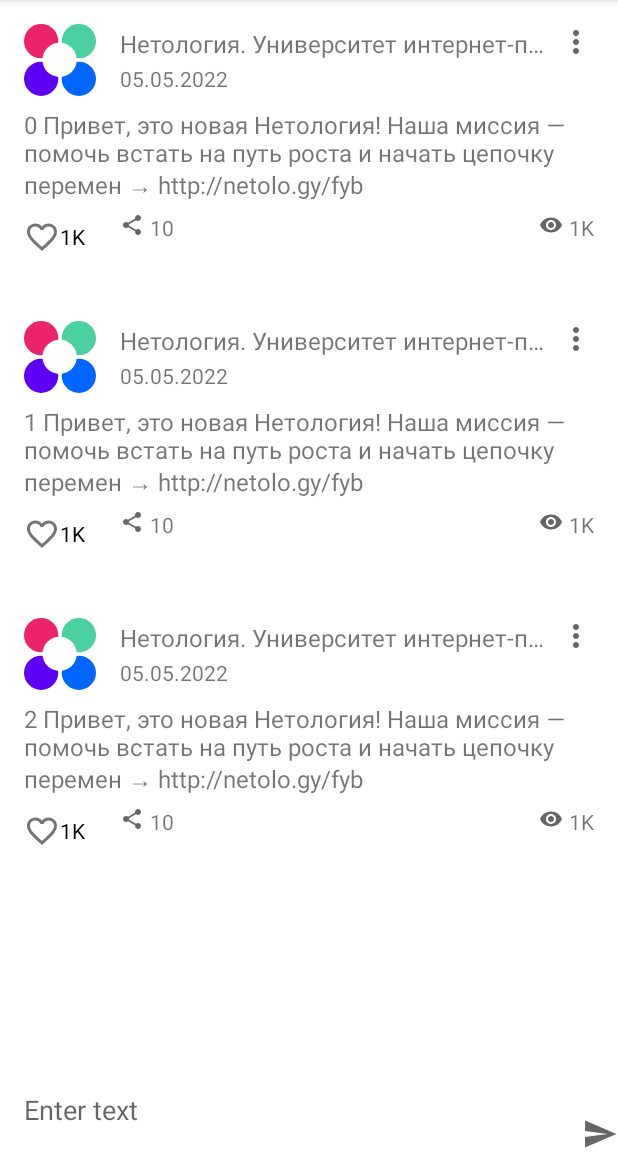
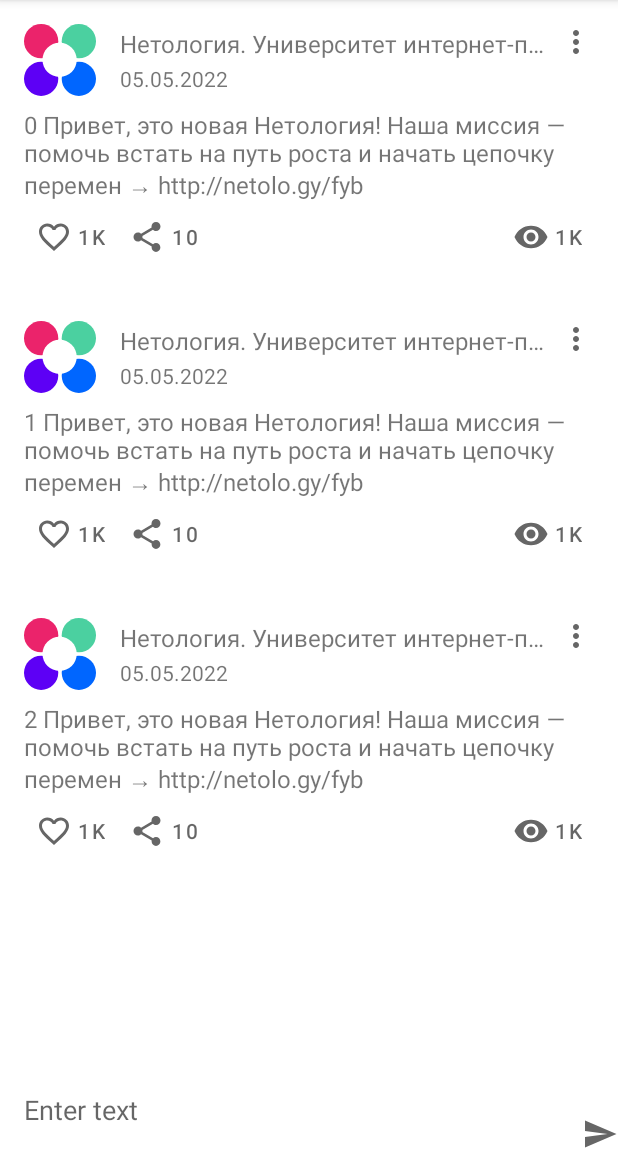
Before and after one commit to NatAnatTer/NMedia, an Android app: the screen it shows after launch (MainActivity), on a phone screen of 412 x 824 dp, the part 84-1236 px from its top. Run offline under Robolectric (Android 15) with nearby library versions, the phone set to English and light mode, and no system bars.

Commit message:
add button

```diff
--- a/app/src/main/java/ru/netology/nmedia/adapter/PostsAdapter.kt
+++ b/app/src/main/java/ru/netology/nmedia/adapter/PostsAdapter.kt
@@ -65,8 +65,8 @@ internal class PostsAdapter(
                // like.setButtonDrawable(getLikeIconResId(post.likedByMe))
                 like.text = getTextViewCount(post.likes)
                 like.isChecked = post.likedByMe
-                usersViewsCount.text = getTextViewCount(post.views)
-                repostsCount.text = getTextViewCount(post.reposts)
+                usersViews.text = getTextViewCount(post.views)
+                reposts.text = getTextViewCount(post.reposts)
                 avatar.setImageResource(post.avatar)
 
             }
@@ -99,3 +99,67 @@ fun getTextViewCount(count: Int): String {
         else -> "1B"
     }
 }
+
+//<androidx.appcompat.widget.AppCompatImageButton
+//android:id="@+id/users_views"
+//android:layout_width="wrap_content"
+//android:layout_height="wrap_content"
+//android:layout_marginTop="@dimen/margin_top"
+//android:layout_marginEnd="4dp"
+//android:background="@android:color/transparent"
+//android:contentDescription="@string/views"
+//android:src="@drawable/ic_views_16"
+//app:layout_constraintEnd_toStartOf="@id/users_views_count"
+//app:layout_constraintTop_toBottomOf="@id/body_barrier" />
+//
+//<androidx.appcompat.widget.AppCompatTextView
+//android:id="@+id/users_views_count"
+//android:layout_width="wrap_content"
+//android:layout_height="wrap_content"
+//android:layout_marginTop="@dimen/margin_top"
+//android:ellipsize="end"
+//android:singleLine="true"
+//android:textSize="14sp"
+//app:layout_constraintEnd_toEndOf="parent"
+//app:layout_constraintTop_toBottomOf="@id/body_barrier"
+//tools:ignore="MissingConstraints,SmallSp"
+//tools:layout_editor_absoluteX="16dp"
+//tools:text="5324" />
+
+
+//<androidx.appcompat.widget.AppCompatImageButton
+//android:id="@+id/reposts"
+//android:layout_width="0dp"
+//android:layout_height="wrap_content"
+//android:layout_marginStart="16dp"
+//android:layout_marginTop="@dimen/margin_top"
+//android:background="@android:color/transparent"
+//android:contentDescription="@string/share"
+//android:src="@drawable/ic_share_24"
+//app:layout_constraintStart_toEndOf="@id/like"
+//app:layout_constraintTop_toBottomOf="@id/body_barrier" />
+//
+//<androidx.appcompat.widget.AppCompatTextView
+//android:id="@+id/reposts_count"
+//android:layout_width="0dp"
+//android:layout_height="wrap_content"
+//android:layout_marginStart="4dp"
+//android:layout_marginTop="@dimen/margin_top"
+//
+//android:textSize="14sp"
+//app:layout_constraintStart_toEndOf="@id/reposts"
+//app:layout_constraintTop_toBottomOf="@id/body_barrier"
+//tools:ignore="MissingConstraints,SmallSp"
+//tools:layout_editor_absoluteX="16dp"
+//tools:text="5" />
+//<com.google.android.material.button.MaterialButton
+//android:id="@+id/like"
+//style="@style/Widget.AppTheme.LikeCheckbox"
+//android:layout_width="wrap_content"
+//android:layout_height="wrap_content"
+//android:checkable="true"
+//android:contentDescription="@string/likes"
+//app:layout_constraintStart_toStartOf="parent"
+//app:layout_constraintTop_toBottomOf="@id/body_barrier"
+//tools:text="10700"
+///>
--- /dev/null
+++ b/app/src/main/res/color/like_button_check_background.xml
@@ -0,0 +1,5 @@
+<?xml version="1.0" encoding="utf-8"?>
+<selector xmlns:android="http://schemas.android.com/apk/res/android">
+    <item android:alpha="0.08" android:color="@android:color/transparent" android:state_checked="true"/>
+    <item android:color="@android:color/transparent" android:state_checked="false"/>
+</selector>
--- /dev/null
+++ b/app/src/main/res/color/like_checkbox_tint.xml
@@ -0,0 +1,5 @@
+<?xml version="1.0" encoding="utf-8"?>
+<selector xmlns:android="http://schemas.android.com/apk/res/android">
+    <item android:color="#ff0000" android:state_checked="true" />
+    <item android:color="?attr/colorControlNormal" />
+</selector>
--- /dev/null
+++ b/app/src/main/res/color/repost_color_tint.xml
@@ -0,0 +1,4 @@
+<?xml version="1.0" encoding="utf-8"?>
+<selector xmlns:android="http://schemas.android.com/apk/res/android">
+    <item android:color="?attr/colorControlNormal" />
+</selector>
--- a/app/src/main/res/drawable/ic_share_24.xml
+++ b/app/src/main/res/drawable/ic_share_24.xml
@@ -1,6 +1,6 @@
 <vector xmlns:android="http://schemas.android.com/apk/res/android"
-    android:width="16dp"
-    android:height="16dp"
+    android:width="24dp"
+    android:height="24dp"
     android:viewportWidth="24"
     android:viewportHeight="24"
     android:tint="?attr/colorControlNormal">
--- a/app/src/main/res/drawable/ic_views_16.xml
+++ b/app/src/main/res/drawable/ic_views_24.xml
@@ -1,5 +1,5 @@
-<vector android:height="16dp" android:tint="?attr/colorControlNormal"
+<vector android:height="24dp" android:tint="?attr/colorControlNormal"
     android:viewportHeight="24" android:viewportWidth="24"
-    android:width="16dp" xmlns:android="http://schemas.android.com/apk/res/android">
+    android:width="24dp" xmlns:android="http://schemas.android.com/apk/res/android">
     <path android:fillColor="@android:color/white" android:pathData="M12,4.5C7,4.5 2.73,7.61 1,12c1.73,4.39 6,7.5 11,7.5s9.27,-3.11 11,-7.5c-1.73,-4.39 -6,-7.5 -11,-7.5zM12,17c-2.76,0 -5,-2.24 -5,-5s2.24,-5 5,-5 5,2.24 5,5 -2.24,5 -5,5zM12,9c-1.66,0 -3,1.34 -3,3s1.34,3 3,3 3,-1.34 3,-3 -1.34,-3 -3,-3z"/>
 </vector>
--- a/app/src/main/res/layout/post_list_item.xml
+++ b/app/src/main/res/layout/post_list_item.xml
@@ -76,7 +76,7 @@
         android:textSize="16sp"
         app:layout_constraintTop_toBottomOf="@id/header_barrier"
         tools:ignore="MissingConstraints,SmallSp"
-        tools:text="@tools:sample/lorem/random" />
+        tools:text="text" />
 
     <androidx.constraintlayout.widget.Barrier
         android:id="@+id/body_barrier"
@@ -85,71 +85,38 @@
         app:barrierDirection="bottom"
         app:constraint_referenced_ids="postBody" />
 
-
-    <com.google.android.material.checkbox.MaterialCheckBox
+    <com.google.android.material.button.MaterialButton
         android:id="@+id/like"
+        style="@style/Widget.AppTheme.LikeCheckbox"
         android:layout_width="wrap_content"
         android:layout_height="wrap_content"
-        android:button="@drawable/ic_like_24dp"
+        android:checkable="true"
         android:contentDescription="@string/likes"
         app:layout_constraintStart_toStartOf="parent"
         app:layout_constraintTop_toBottomOf="@id/body_barrier"
-        tools:text="10700"
-        />
+        tools:text="10700" />
+
+    <com.google.android.material.button.MaterialButton
+        android:id="@+id/reposts"
+        style="@style/Widget.AppTheme.Repost"
+        android:layout_width="wrap_content"
+        android:layout_height="wrap_content"
+        android:contentDescription="@string/share"
+        app:layout_constraintStart_toEndOf="@+id/like"
+        app:layout_constraintTop_toBottomOf="@id/body_barrier"
+        tools:text="10700" />
 
 
+    <com.google.android.material.button.MaterialButton
+        android:id="@+id/users_views"
+        style="@style/Widget.AppTheme.View"
+        android:layout_width="wrap_content"
+        android:layout_height="wrap_content"
+        android:checkable="false"
+        android:contentDescription="@string/views"
+        app:layout_constraintEnd_toEndOf="parent"
+        app:layout_constraintTop_toBottomOf="@id/body_barrier"
+        tools:text="10700" />
 
 
-    <androidx.appcompat.widget.AppCompatImageButton
-        android:id="@+id/reposts"
-        android:layout_width="0dp"
-        android:layout_height="wrap_content"
-        android:layout_marginStart="16dp"
-        android:layout_marginTop="@dimen/margin_top"
-        android:background="@android:color/transparent"
-        android:contentDescription="@string/share"
-        android:src="@drawable/ic_share_24"
-        app:layout_constraintStart_toEndOf="@id/like"
-        app:layout_constraintTop_toBottomOf="@id/body_barrier" />
-
-    <androidx.appcompat.widget.AppCompatTextView
-        android:id="@+id/reposts_count"
-        android:layout_width="0dp"
-        android:layout_height="wrap_content"
-        android:layout_marginStart="4dp"
-        android:layout_marginTop="@dimen/margin_top"
-
-        android:textSize="14sp"
-        app:layout_constraintStart_toEndOf="@id/reposts"
-        app:layout_constraintTop_toBottomOf="@id/body_barrier"
-        tools:ignore="MissingConstraints,SmallSp"
-        tools:layout_editor_absoluteX="16dp"
-        tools:text="5" />
-
-    <androidx.appcompat.widget.AppCompatImageButton
-        android:id="@+id/users_views"
-        android:layout_width="wrap_content"
-        android:layout_height="wrap_content"
-        android:layout_marginTop="@dimen/margin_top"
-        android:layout_marginEnd="4dp"
-        android:background="@android:color/transparent"
-        android:contentDescription="@string/views"
-        android:src="@drawable/ic_views_16"
-        app:layout_constraintEnd_toStartOf="@id/users_views_count"
-        app:layout_constraintTop_toBottomOf="@id/body_barrier" />
-
-    <androidx.appcompat.widget.AppCompatTextView
-        android:id="@+id/users_views_count"
-        android:layout_width="wrap_content"
-        android:layout_height="wrap_content"
-        android:layout_marginTop="@dimen/margin_top"
-        android:ellipsize="end"
-        android:singleLine="true"
-        android:textSize="14sp"
-        app:layout_constraintEnd_toEndOf="parent"
-        app:layout_constraintTop_toBottomOf="@id/body_barrier"
-        tools:ignore="MissingConstraints,SmallSp"
-        tools:layout_editor_absoluteX="16dp"
-        tools:text="5324" />
-
 </androidx.constraintlayout.widget.ConstraintLayout>
--- a/app/src/main/res/values/dimens.xml
+++ b/app/src/main/res/values/dimens.xml
@@ -4,5 +4,5 @@
     <dimen name="icons_size">24dp</dimen>
     <dimen name="margin_top">8dp</dimen>
     <dimen name="common_spacing">16dp</dimen>
-
+    <dimen name="icon_button_min_size">48dp</dimen>
 </resources>
--- a/app/src/main/res/values/themes.xml
+++ b/app/src/main/res/values/themes.xml
@@ -13,4 +13,31 @@
         <item name="android:statusBarColor" tools:targetApi="l">?attr/colorPrimaryVariant</item>
         <!-- Customize your theme here. -->
     </style>
+
+    <style name="Widget.AppTheme.LikeCheckbox" parent="Widget.MaterialComponents.Button.TextButton.Icon">
+        <item name="icon">@drawable/ic_like_24dp</item>
+        <item name="iconTint">@color/like_checkbox_tint</item>
+        <item name="android:minWidth">@dimen/icon_button_min_size</item>
+        <item name="android:minHeight">@dimen/icon_button_min_size</item>
+        <item name="backgroundTint">@color/like_button_check_background</item>
+        <item name="android:textColor">@color/repost_color_tint</item>
+    </style>
+
+    <style name="Widget.AppTheme.Repost" parent="Widget.MaterialComponents.Button.TextButton.Icon">
+        <item name="icon">@drawable/ic_share_24</item>
+        <item name="iconTint">@color/repost_color_tint</item>
+        <item name="android:minWidth">@dimen/icon_button_min_size</item>
+        <item name="android:minHeight">@dimen/icon_button_min_size</item>
+        <item name="backgroundTint">@color/like_button_check_background</item>
+        <item name="android:textColor">@color/repost_color_tint</item>
+    </style>
+    <style name="Widget.AppTheme.View" parent="Widget.MaterialComponents.Button.TextButton.Icon">
+        <item name="icon">@drawable/ic_views_24</item>
+        <item name="iconTint">@color/repost_color_tint</item>
+        <item name="android:minWidth">@dimen/icon_button_min_size</item>
+        <item name="android:minHeight">@dimen/icon_button_min_size</item>
+        <item name="backgroundTint">@color/like_button_check_background</item>
+        <item name="android:textColor">@color/repost_color_tint</item>
+    </style>
+
 </resources>
```
